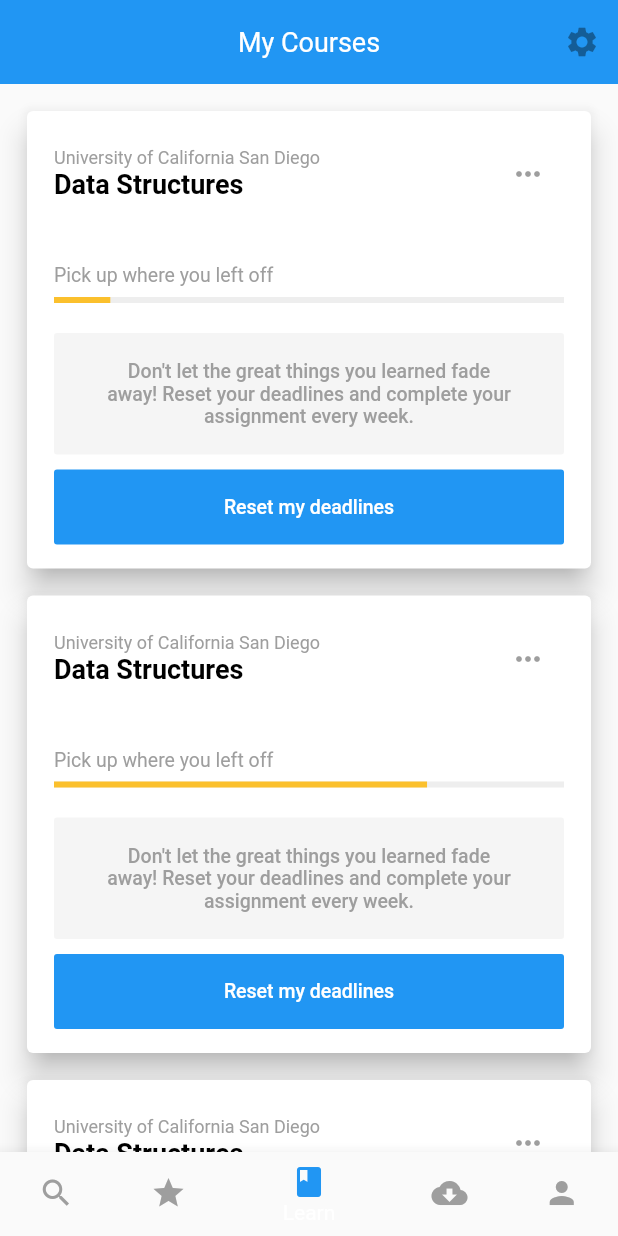
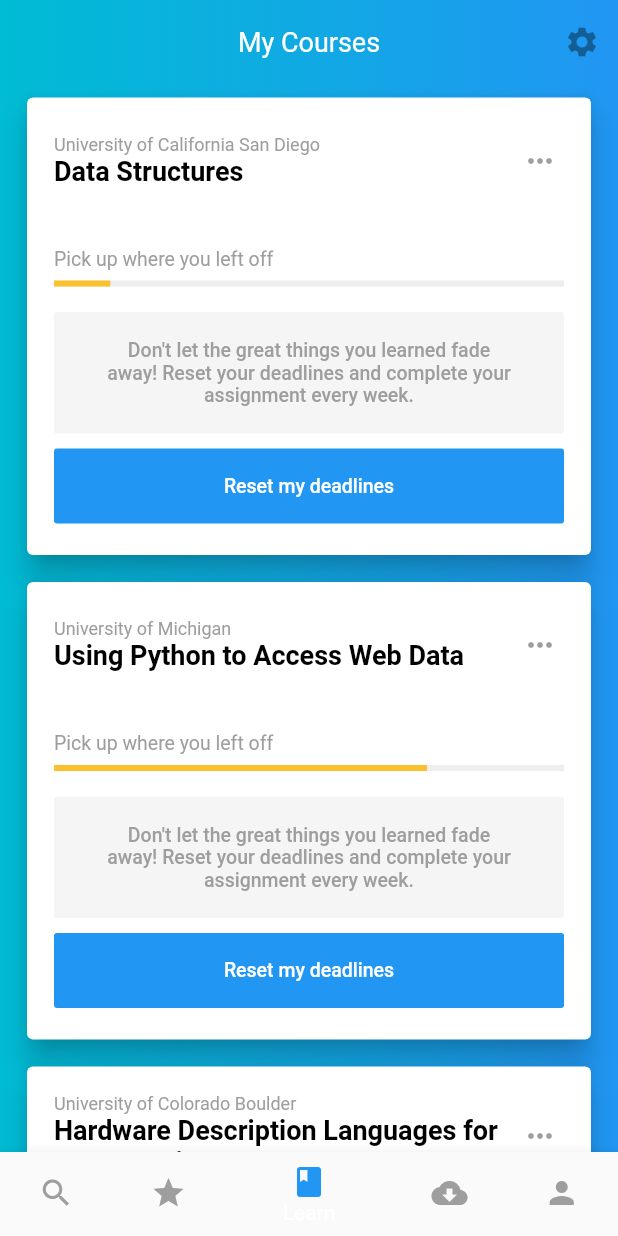
Before and after one commit to LiquidatorCoder/coursera_clone, a Flutter app: the screen it shows after launch, on a phone screen of 412 x 824 dp. Run offline on Flutter 3.47's test engine with Material 2 defaults, Android fonts, the phone set to English and light mode, and no system bars; our stand-ins replace gradient_app_bar.

Commit message:
learn page ui almost done

```diff
--- a/lib/home_page.dart
+++ b/lib/home_page.dart
@@ -1,5 +1,7 @@
 import 'package:flutter/material.dart';
 import 'learn_page.dart';
+import 'package:gradient_app_bar/gradient_app_bar.dart';
+
 
 class Home extends StatefulWidget {
   @override
@@ -35,10 +37,12 @@ class _HomeState extends State<Home> {
   @override
   Widget build(BuildContext context) {
     return Scaffold(
-      appBar: AppBar(actions: <Widget>[IconButton(icon: Icon(Icons.settings), onPressed: null)],
+      appBar: GradientAppBar(actions: <Widget>[IconButton(icon: Icon(Icons.settings), onPressed: null)],
         title: Text('My Courses',style: TextStyle(fontWeight: FontWeight.w400,fontSize: 18),),
         elevation: 0,
         centerTitle: true,
+        backgroundColorStart: Colors.cyan,
+    backgroundColorEnd: Colors.blue,
       ),
       body: _children[_currentIndex],
       bottomNavigationBar: BottomNavigationBar(
@@ -49,7 +53,7 @@ class _HomeState extends State<Home> {
             activeIcon: new Icon(Icons.search, color: Colors.blue),
             icon: new Icon(Icons.search, color: Colors.grey),
             title: new Text(
-              'Search',
+              'Explore',
               style: TextStyle(color: Colors.blue),
             ),
           ),
@@ -57,7 +61,7 @@ class _HomeState extends State<Home> {
             activeIcon: new Icon(Icons.star, color: Colors.blue),
             icon: new Icon(Icons.star, color: Colors.grey),
             title: new Text(
-              'Special',
+              'Recommended',
               style: TextStyle(color: Colors.blue),
             ),
           ),
@@ -81,7 +85,7 @@ class _HomeState extends State<Home> {
             activeIcon: new Icon(Icons.person, color: Colors.blue),
             icon: new Icon(Icons.person, color: Colors.grey),
             title: new Text(
-              'Accounts',
+              'Profile',
               style: TextStyle(color: Colors.blue),
             ),
           )
--- a/lib/learn_page.dart
+++ b/lib/learn_page.dart
@@ -18,32 +18,38 @@ class _LearnState extends State<Learn> {
       'progress': rng.nextDouble(),
     },
     {
-      'courseProvider': 'University of California San Diego',
-      'courseName': 'Data Structures',
+      'courseProvider': 'University of Michigan',
+      'courseName': 'Using Python to Access Web Data',
       'progress': rng.nextDouble(),
     },
     {
-      'courseProvider': 'University of California San Diego',
-      'courseName': 'Data Structures',
+      'courseProvider': 'University of Colorado Boulder',
+      'courseName': 'Hardware Description Languages for FPGA Design',
       'progress': rng.nextDouble(),
     },
     {
-      'courseProvider': 'University of California San Diego',
-      'courseName': 'Data Structures',
+      'courseProvider': 'IBM',
+      'courseName': 'Machine Learning with Python',
       'progress': rng.nextDouble(),
     },
     {
-      'courseProvider': 'University of California San Diego',
-      'courseName': 'Data Structures',
+      'courseProvider': 'Princeton University',
+      'courseName': 'Algorithms, Part I',
       'progress': rng.nextDouble(),
     },
   ];
   @override
   Widget build(BuildContext context) {
-    return ListView.builder(
+    return Container(
+      decoration: BoxDecoration(
+          gradient: LinearGradient(
+              begin: Alignment.centerRight,
+              end: Alignment.centerLeft,
+              colors: [Colors.blue, Colors.cyan])),
+      child: ListView.builder(
         itemBuilder: (context, position) {
           return Card(
-          margin: EdgeInsets.fromLTRB(18, 18, 18, 0),
+            margin: EdgeInsets.fromLTRB(18, 9, 18, 9),
             elevation: 8,
             child: SizedBox(
               height: 305,
@@ -60,21 +66,28 @@ class _LearnState extends State<Learn> {
                           children: <Widget>[
                             Text(
                               courses[position]['courseProvider'],
-                            style: TextStyle(fontSize: 12, color: Colors.grey),
+                              style:
+                                  TextStyle(fontSize: 12, color: Colors.grey),
                             ),
-                          Text(
+                            Container(
+                              width: 300,
+                              child: Text(
                                 courses[position]['courseName'],
                                 style: TextStyle(
                                     fontSize: 18,
                                     color: Colors.black,
                                     fontWeight: FontWeight.bold),
                               ),
+                            ),
                           ],
                         ),
-                      IconButton(color: Colors.grey,icon: Icon(Icons.more_horiz),)
+                        IconButton(
+                          color: Colors.grey,
+                          icon: Icon(Icons.more_horiz),
+                        )
                       ],
                     ),
-                  SizedBox(height: 36),
+                    SizedBox(height: 34),
                     Text(
                       'Pick up where you left off',
                       style: TextStyle(fontSize: 13, color: Colors.grey),
@@ -86,7 +99,7 @@ class _LearnState extends State<Learn> {
                       value: courses[position]['progress'],
                       backgroundColor: Colors.grey[200],
                     ),
-                  SizedBox(height: 20),
+                    SizedBox(height: 17),
                     RaisedButton(
                       disabledColor: Colors.grey[100],
                       onPressed: null,
@@ -120,6 +133,7 @@ class _LearnState extends State<Learn> {
           );
         },
         itemCount: courses.length,
+      ),
     );
   }
 }
--- a/pubspec.yaml
+++ b/pubspec.yaml
@@ -19,6 +19,7 @@ environment:
 dependencies:
   flutter:
     sdk: flutter
+  gradient_app_bar: ^0.0.1
 
   # The following adds the Cupertino Icons font to your application.
   # Use with the CupertinoIcons class for iOS style icons.
```
Also changed, not shown: pubspec.lock. Lines whose indentation alone changed are shown as unchanged.
